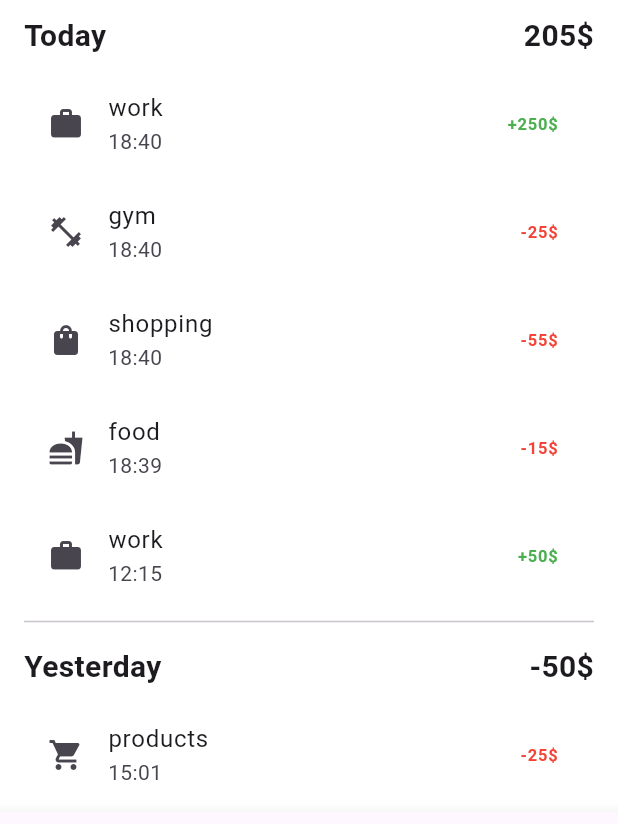
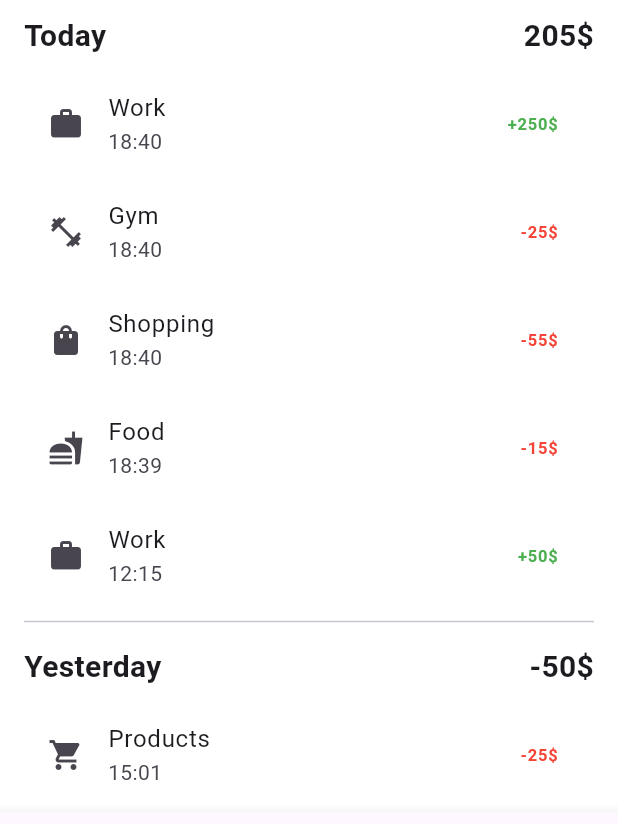
Before and after one commit to Hx8i/Flutter-project, a Flutter app: the screen it shows after launch, after a tap on "Edit", after a tap on "Save", on a phone screen of 412 x 824 dp. Shown: the part 337-1161 px from the top of the screen. Run offline on Flutter 3.47's test engine with Material 3 defaults, Android fonts, the phone set to English and light mode, and no system bars.

```diff
--- a/lib/models/expense.dart
+++ b/lib/models/expense.dart
@@ -1,6 +1,23 @@
 import 'package:flutter/material.dart';
 
-enum ExpenseCategory {
+class ExpenseCategory {
+  final String name;
+  final IconData icon;
+  final bool isCustom;
+
+  const ExpenseCategory._(this.name, this.icon, {this.isCustom = false});
+
+  static const gym = ExpenseCategory._('Gym', Icons.fitness_center);
+  static const shopping = ExpenseCategory._('Shopping', Icons.shopping_bag);
+  static const food = ExpenseCategory._('Food', Icons.fastfood);
+  static const products = ExpenseCategory._('Products', Icons.shopping_cart);
+  static const other = ExpenseCategory._('Other', Icons.more_horiz);
+  static const medicine = ExpenseCategory._('Medicine', Icons.medical_services);
+  static const work = ExpenseCategory._('Work', Icons.work);
+  static const supplements = ExpenseCategory._('Supplements', Icons.medication);
+  static const cafe = ExpenseCategory._('Cafe', Icons.coffee);
+
+  static List<ExpenseCategory> get defaultCategories => [
     gym,
     shopping,
     food,
@@ -9,32 +26,15 @@ enum ExpenseCategory {
     medicine,
     work,
     supplements,
-  cafe
+    cafe,
+  ];
+
+  static ExpenseCategory custom(String name, IconData icon) {
+    return ExpenseCategory._(name, icon, isCustom: true);
   }
 
-extension ExpenseCategoryExtension on ExpenseCategory {
-  IconData get icon {
-    switch (this) {
-      case ExpenseCategory.gym:
-        return Icons.fitness_center;
-      case ExpenseCategory.shopping:
-        return Icons.shopping_bag;
-      case ExpenseCategory.food:
-        return Icons.fastfood;
-      case ExpenseCategory.products:
-        return Icons.shopping_cart;
-      case ExpenseCategory.other:
-        return Icons.more_horiz;
-      case ExpenseCategory.medicine:
-        return Icons.medical_services;
-      case ExpenseCategory.work:
-        return Icons.work;
-      case ExpenseCategory.supplements:
-        return Icons.medication;
-      case ExpenseCategory.cafe:
-        return Icons.coffee;
-    }
-  }
+  @override
+  String toString() => name;
 }
 
 class Expense {
@@ -43,6 +43,7 @@ class Expense {
   final ExpenseCategory category;
   final double amount;
   final bool isIncome;
+  final String? note;
 
   Expense({
     required this.date,
@@ -50,5 +51,6 @@ class Expense {
     required this.category,
     required this.amount,
     this.isIncome = false,
+    this.note,
   });
 }
--- a/lib/screens/home_screen.dart
+++ b/lib/screens/home_screen.dart
@@ -1,5 +1,6 @@
 import 'package:flutter/material.dart';
 import '../models/expense.dart';
+import 'add_screen.dart';
 
 class HomeScreen extends StatefulWidget {
   const HomeScreen({super.key});
@@ -187,7 +188,7 @@ class _HomeScreenState extends State<HomeScreen> {
               ),
               ...dayExpenses.map((expense) => ListTile(
                 leading: Icon(expense.category.icon),
-                title: Text(expense.category.toString().split('.').last),
+                title: Text(expense.category.name),
                 trailing: Text(
                   '${expense.isIncome ? '+' : '-'}${expense.amount.toStringAsFixed(0)}\$',
                   style: TextStyle(
@@ -208,6 +209,31 @@ class _HomeScreenState extends State<HomeScreen> {
   void _onItemTapped(int index) {
     setState(() {
       _selectedIndex = index;
+      if (index == 1) {
+        Navigator.push(
+          context,
+          MaterialPageRoute(
+            builder: (context) => AddScreen(
+              onExpenseAdded: (expense) {
+                setState(() {
+                  expenses.insert(0, expense);
+                  if (expense.isIncome) {
+                    walletAmount += expense.amount;
+                  } else {
+                    walletAmount -= expense.amount;
+                  }
+                  ExpensePerDay = double.parse((walletAmount / daysRemaining).toStringAsFixed(2));
+                });
+              },
+              currentWalletAmount: walletAmount,
+            ),
+          ),
+        ).then((_) {
+          setState(() {
+            _selectedIndex = 0;
+          });
+        });
+      }
     });
   }
 
```
Also changed, not shown: lib/screens/add_screen.dart (added, +250 -0 lines). Lines whose indentation alone changed are shown as unchanged.
